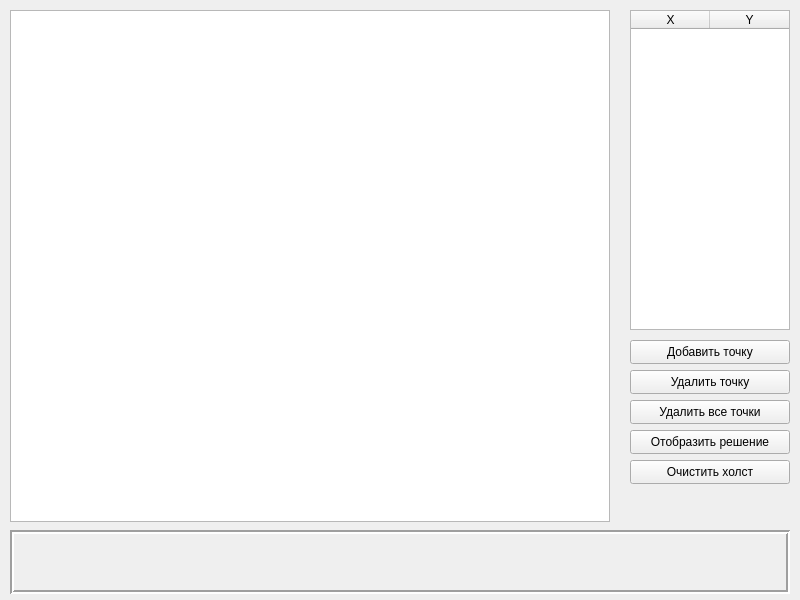
Above: antsor/lab_01/mainwindow.ui from SGCube/IU7-Computer-Graphics before the change. Below: the same form after it.
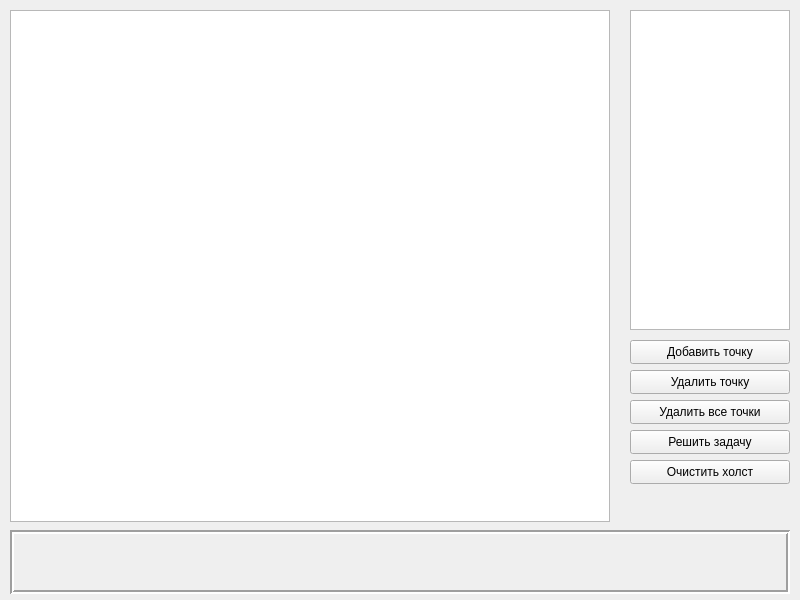
That is the form after the change.

Commit message: #1 add functions to buttons

```diff
--- a/antsor/lab_01/mainwindow.ui
+++ b/antsor/lab_01/mainwindow.ui
@@ -33,24 +33,66 @@
       <height>320</height>
      </rect>
     </property>
+    <property name="verticalScrollBarPolicy">
+     <enum>Qt::ScrollBarAsNeeded</enum>
+    </property>
+    <property name="horizontalScrollBarPolicy">
+     <enum>Qt::ScrollBarAlwaysOff</enum>
+    </property>
+    <property name="selectionBehavior">
+     <enum>QAbstractItemView::SelectRows</enum>
+    </property>
+    <property name="showGrid">
+     <bool>true</bool>
+    </property>
+    <property name="gridStyle">
+     <enum>Qt::SolidLine</enum>
+    </property>
+    <property name="wordWrap">
+     <bool>false</bool>
+    </property>
+    <property name="cornerButtonEnabled">
+     <bool>false</bool>
+    </property>
+    <property name="columnCount">
+     <number>2</number>
+    </property>
+    <attribute name="horizontalHeaderVisible">
+     <bool>false</bool>
+    </attribute>
     <attribute name="horizontalHeaderDefaultSectionSize">
-     <number>79</number>
+     <number>80</number>
+    </attribute>
+    <attribute name="horizontalHeaderHighlightSections">
+     <bool>true</bool>
     </attribute>
     <attribute name="horizontalHeaderMinimumSectionSize">
-     <number>79</number>
+     <number>80</number>
+    </attribute>
+    <attribute name="verticalHeaderVisible">
+     <bool>false</bool>
+    </attribute>
+    <attribute name="verticalHeaderDefaultSectionSize">
+     <number>24</number>
     </attribute>
     <attribute name="verticalHeaderMinimumSectionSize">
-     <number>23</number>
+     <number>24</number>
     </attribute>
     <column>
      <property name="text">
       <string>X</string>
      </property>
+     <property name="textAlignment">
+      <set>AlignCenter</set>
+     </property>
     </column>
     <column>
      <property name="text">
       <string>Y</string>
      </property>
+     <property name="textAlignment">
+      <set>AlignCenter</set>
+     </property>
     </column>
    </widget>
    <widget class="QPushButton" name="addButton">
@@ -102,7 +144,7 @@
      </rect>
     </property>
     <property name="text">
-     <string>Отобразить решение</string>
+     <string>Решить задачу</string>
     </property>
    </widget>
    <widget class="QLabel" name="txtWindow">
```
Left out of the diff: 32 changed lines with no effect on the pictures. The commit also changes 3 other files.
